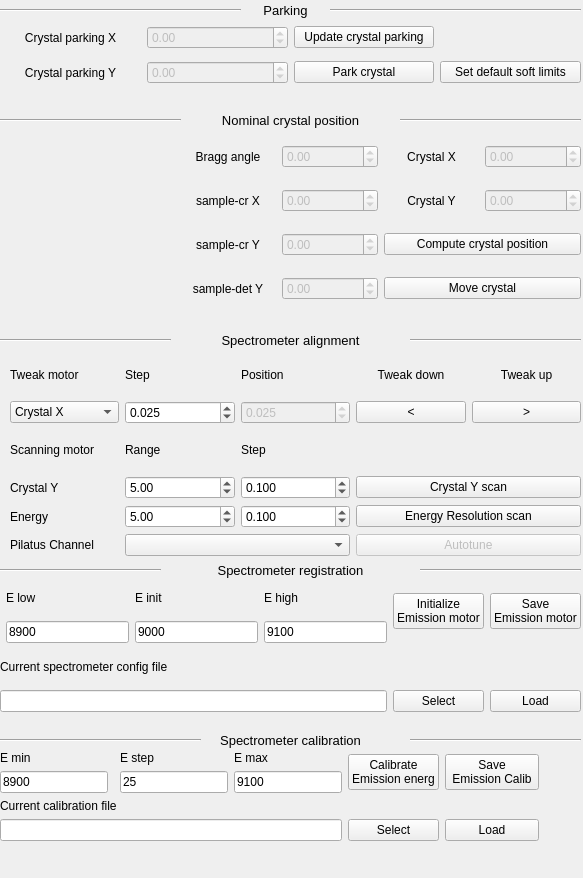
The window that isstools/ui/ui_johann_spectrometer.ui (NSLS-II-ISS/isstools) describes before a commit, drawn with Qt 5.
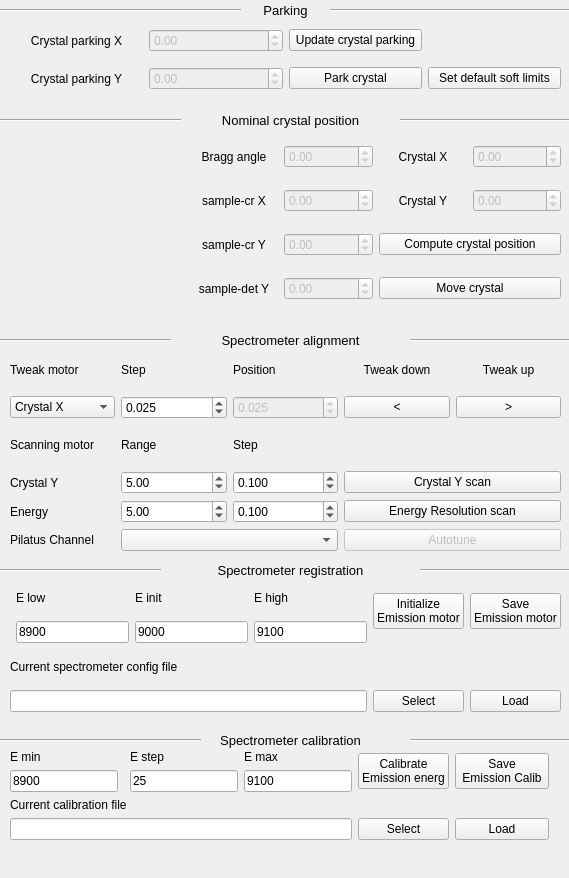
The same window after the commit.

Commit message: expanding the spectrometer capabilities

```diff
--- a/isstools/ui/ui_johann_spectrometer.ui
+++ b/isstools/ui/ui_johann_spectrometer.ui
@@ -6,7 +6,7 @@
    <rect>
     <x>0</x>
     <y>0</y>
-    <width>583</width>
+    <width>569</width>
     <height>878</height>
    </rect>
   </property>
@@ -78,10 +78,10 @@
   <widget class="QWidget" name="gridLayoutWidget_7">
    <property name="geometry">
     <rect>
-     <x>0</x>
+     <x>10</x>
      <y>20</y>
-     <width>581</width>
-     <height>71</height>
+     <width>551</width>
+     <height>81</height>
     </rect>
    </property>
    <layout class="QGridLayout" name="gridLayout_8">
@@ -193,9 +193,9 @@
   <widget class="QWidget" name="gridLayoutWidget_9">
    <property name="geometry">
     <rect>
-     <x>180</x>
+     <x>190</x>
      <y>130</y>
-     <width>401</width>
+     <width>371</width>
      <height>188</height>
     </rect>
    </property>
@@ -357,9 +357,9 @@
   <widget class="QWidget" name="gridLayoutWidget_5">
    <property name="geometry">
     <rect>
-     <x>0</x>
+     <x>10</x>
      <y>580</y>
-     <width>581</width>
+     <width>551</width>
      <height>132</height>
     </rect>
    </property>
@@ -529,8 +529,8 @@
    <property name="geometry">
     <rect>
      <x>10</x>
-     <y>355</y>
-     <width>571</width>
+     <y>350</y>
+     <width>551</width>
      <height>201</height>
     </rect>
    </property>
@@ -931,10 +931,10 @@
   <widget class="QWidget" name="gridLayoutWidget">
    <property name="geometry">
     <rect>
-     <x>0</x>
-     <y>751</y>
-     <width>581</width>
-     <height>111</height>
+     <x>10</x>
+     <y>750</y>
+     <width>551</width>
+     <height>121</height>
     </rect>
    </property>
    <layout class="QGridLayout" name="gridLayout">
@@ -1052,10 +1052,10 @@
   <widget class="QWidget" name="verticalLayoutWidget">
    <property name="geometry">
     <rect>
-     <x>0</x>
-     <y>140</y>
+     <x>10</x>
+     <y>130</y>
      <width>171</width>
-     <height>161</height>
+     <height>191</height>
     </rect>
    </property>
    <layout class="QVBoxLayout" name="layout_emission_energy"/>
```
The commit also changes 7 other files.
